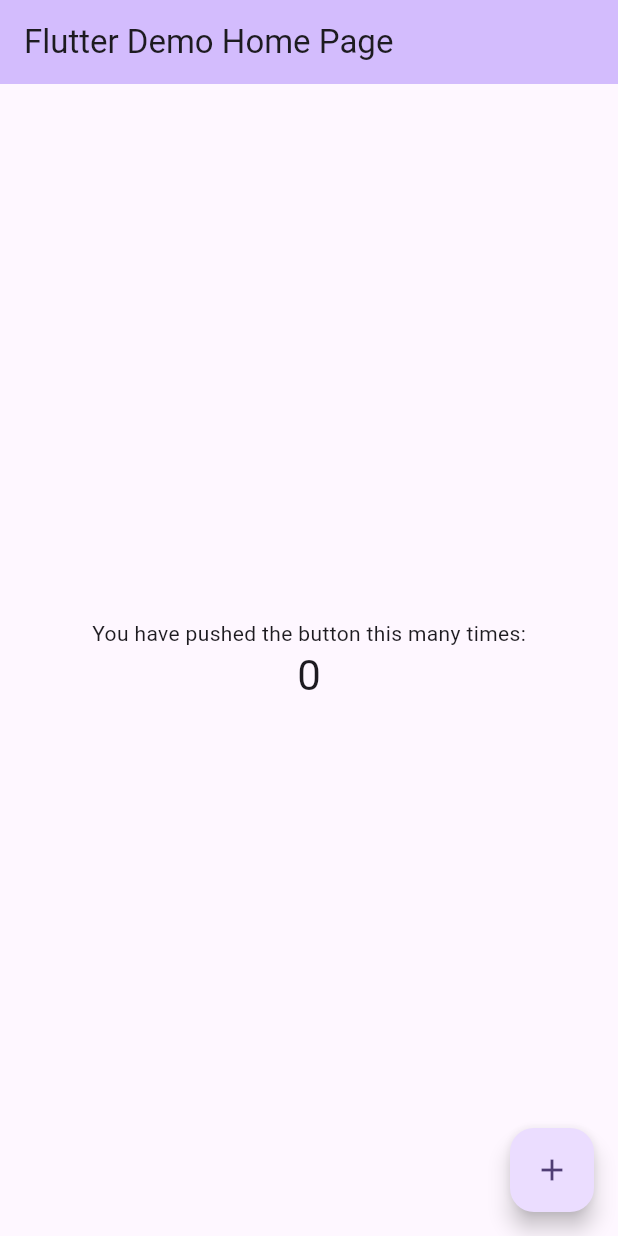
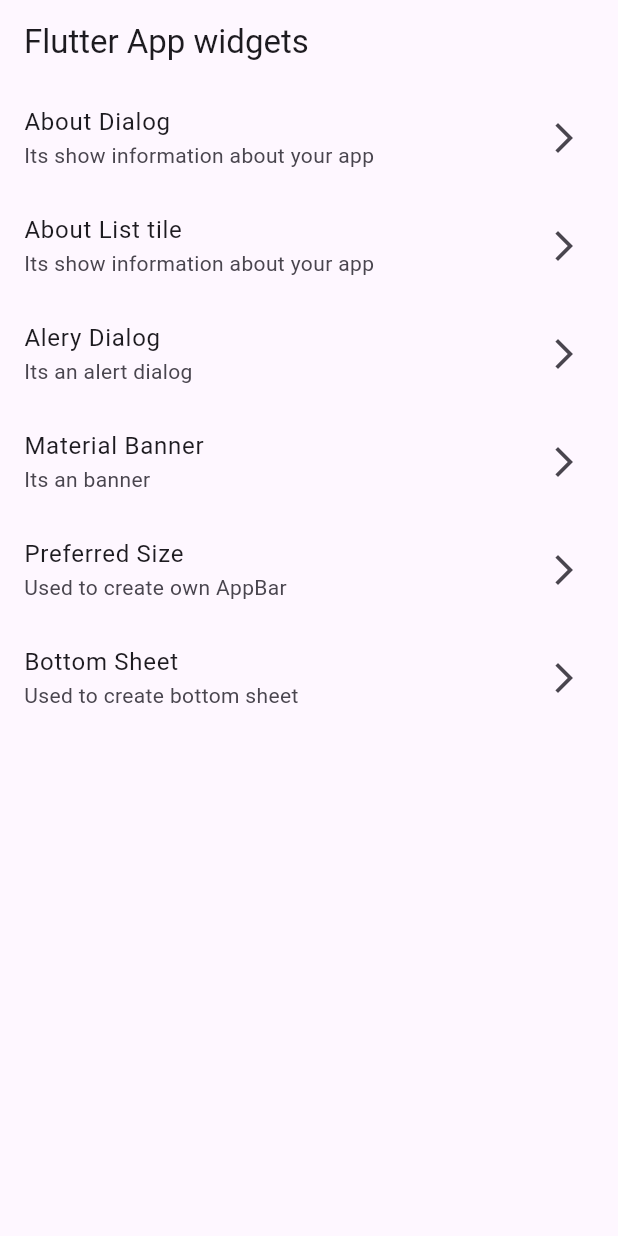
Before and after one commit to rashidjatoi/flutter_widgets, a Flutter app: the screen it shows after launch, on a phone screen of 412 x 824 dp. Run offline on Flutter 3.47's test engine with Material 3 defaults, Android fonts, the phone set to English and light mode, and no system bars; our stand-ins replace get.

Commit message:
initial widgets

```diff
--- a/lib/main.dart
+++ b/lib/main.dart
@@ -1,4 +1,6 @@
+import 'package:e_widgets/views/home_view.dart';
 import 'package:flutter/material.dart';
+import 'package:get/get.dart';
 
 void main() {
   runApp(const MyApp());
@@ -7,119 +9,15 @@
 class MyApp extends StatelessWidget {
   const MyApp({super.key});
 
-  // This widget is the root of your application.
   @override
   Widget build(BuildContext context) {
-    return MaterialApp(
+    return GetMaterialApp(
       title: 'Flutter Demo',
       theme: ThemeData(
-        // This is the theme of your application.
-        //
-        // TRY THIS: Try running your application with "flutter run". You'll see
-        // the application has a purple toolbar. Then, without quitting the app,
-        // try changing the seedColor in the colorScheme below to Colors.green
-        // and then invoke "hot reload" (save your changes or press the "hot
-        // reload" button in a Flutter-supported IDE, or press "r" if you used
-        // the command line to start the app).
-        //
-        // Notice that the counter didn't reset back to zero; the application
-        // state is not lost during the reload. To reset the state, use hot
-        // restart instead.
-        //
-        // This works for code too, not just values: Most code changes can be
-        // tested with just a hot reload.
         colorScheme: ColorScheme.fromSeed(seedColor: Colors.deepPurple),
         useMaterial3: true,
       ),
-      home: const MyHomePage(title: 'Flutter Demo Home Page'),
+      home: HomeView(),
     );
   }
 }
-
-class MyHomePage extends StatefulWidget {
-  const MyHomePage({super.key, required this.title});
-
-  // This widget is the home page of your application. It is stateful, meaning
-  // that it has a State object (defined below) that contains fields that affect
-  // how it looks.
-
-  // This class is the configuration for the state. It holds the values (in this
-  // case the title) provided by the parent (in this case the App widget) and
-  // used by the build method of the State. Fields in a Widget subclass are
-  // always marked "final".
-
-  final String title;
-
-  @override
-  State<MyHomePage> createState() => _MyHomePageState();
-}
-
-class _MyHomePageState extends State<MyHomePage> {
-  int _counter = 0;
-
-  void _incrementCounter() {
-    setState(() {
-      // This call to setState tells the Flutter framework that something has
-      // changed in this State, which causes it to rerun the build method below
-      // so that the display can reflect the updated values. If we changed
-      // _counter without calling setState(), then the build method would not be
-      // called again, and so nothing would appear to happen.
-      _counter++;
-    });
-  }
-
-  @override
-  Widget build(BuildContext context) {
-    // This method is rerun every time setState is called, for instance as done
-    // by the _incrementCounter method above.
-    //
-    // The Flutter framework has been optimized to make rerunning build methods
-    // fast, so that you can just rebuild anything that needs updating rather
-    // than having to individually change instances of widgets.
-    return Scaffold(
-      appBar: AppBar(
-        // TRY THIS: Try changing the color here to a specific color (to
-        // Colors.amber, perhaps?) and trigger a hot reload to see the AppBar
-        // change color while the other colors stay the same.
-        backgroundColor: Theme.of(context).colorScheme.inversePrimary,
-        // Here we take the value from the MyHomePage object that was created by
-        // the App.build method, and use it to set our appbar title.
-        title: Text(widget.title),
-      ),
-      body: Center(
-        // Center is a layout widget. It takes a single child and positions it
-        // in the middle of the parent.
-        child: Column(
-          // Column is also a layout widget. It takes a list of children and
-          // arranges them vertically. By default, it sizes itself to fit its
-          // children horizontally, and tries to be as tall as its parent.
-          //
-          // Column has various properties to control how it sizes itself and
-          // how it positions its children. Here we use mainAxisAlignment to
-          // center the children vertically; the main axis here is the vertical
-          // axis because Columns are vertical (the cross axis would be
-          // horizontal).
-          //
-          // TRY THIS: Invoke "debug painting" (choose the "Toggle Debug Paint"
-          // action in the IDE, or press "p" in the console), to see the
-          // wireframe for each widget.
-          mainAxisAlignment: MainAxisAlignment.center,
-          children: <Widget>[
-            const Text(
-              'You have pushed the button this many times:',
-            ),
-            Text(
-              '$_counter',
-              style: Theme.of(context).textTheme.headlineMedium,
-            ),
-          ],
-        ),
-      ),
-      floatingActionButton: FloatingActionButton(
-        onPressed: _incrementCounter,
-        tooltip: 'Increment',
-        child: const Icon(Icons.add),
-      ), // This trailing comma makes auto-formatting nicer for build methods.
-    );
-  }
-}
--- /dev/null
+++ b/lib/views/home_view.dart
@@ -0,0 +1,69 @@
+import 'package:flutter/material.dart';
+import 'package:get/get.dart';
+
+import '../widgets/custom_listitle.dart';
+import 'widgets/about_dialog_widget.dart';
+import 'widgets/about_listtile_widget.dart';
+import 'widgets/alery_dialog_widget.dart';
+import 'widgets/banner_widget.dart';
+import 'widgets/material_banner_widget.dart';
+import 'widgets/preferred_sized_widget.dart';
+
+class HomeView extends StatelessWidget {
+  const HomeView({super.key});
+
+  @override
+  Widget build(BuildContext context) {
+    return Scaffold(
+      appBar: AppBar(
+        title: Text('Flutter App widgets'),
+      ),
+      body: Column(
+        children: [
+          CustomListitle(
+            title: 'About Dialog',
+            subTitle: 'Its show information about your app',
+            onTap: () {
+              Get.to(() => AboutDialogWidget());
+            },
+          ),
+          CustomListitle(
+            title: 'About List tile',
+            subTitle: 'Its show information about your app',
+            onTap: () {
+              Get.to(() => AboutListtileWidget());
+            },
+          ),
+          CustomListitle(
+            title: 'Alery Dialog',
+            subTitle: 'Its an alert dialog',
+            onTap: () {
+              Get.to(() => AleryDialogWidget());
+            },
+          ),
+          CustomListitle(
+            title: 'Material Banner',
+            subTitle: 'Its an banner ',
+            onTap: () {
+              Get.to(() => MaterialBannerWidget());
+            },
+          ),
+          CustomListitle(
+            title: 'Preferred Size',
+            subTitle: 'Used to create own AppBar',
+            onTap: () {
+              Get.to(() => PreferredSizedWidget());
+            },
+          ),
+          CustomListitle(
+            title: 'Bottom Sheet',
+            subTitle: 'Used to create bottom sheet',
+            onTap: () {
+              Get.to(() => BottomSheetWidget());
+            },
+          ),
+        ],
+      ),
+    );
+  }
+}
--- /dev/null
+++ b/lib/widgets/custom_listitle.dart
@@ -0,0 +1,24 @@
+import 'package:flutter/material.dart';
+
+class CustomListitle extends StatelessWidget {
+  final String title;
+  final String subTitle;
+  final void Function()? onTap;
+
+  const CustomListitle({
+    super.key,
+    this.onTap,
+    required this.subTitle,
+    required this.title,
+  });
+
+  @override
+  Widget build(BuildContext context) {
+    return ListTile(
+      onTap: onTap,
+      title: Text(title),
+      subtitle: Text(subTitle),
+      trailing: Icon(Icons.arrow_forward_ios),
+    );
+  }
+}
```
Also changed, not shown: lib/views/widgets/about_dialog_widget.dart (added, +38 -0 lines), lib/views/widgets/about_listtile_widget.dart (added, +29 -0 lines), lib/views/widgets/alery_dialog_widget.dart (added, +38 -0 lines), lib/views/widgets/banner_widget.dart (added, +35 -0 lines), lib/views/widgets/material_banner_widget.dart (added, +34 -0 lines), lib/views/widgets/preferred_sized_widget.dart (added, +40 -0 lines), pubspec.yaml (+4 -11 lines), pubspec.lock.
